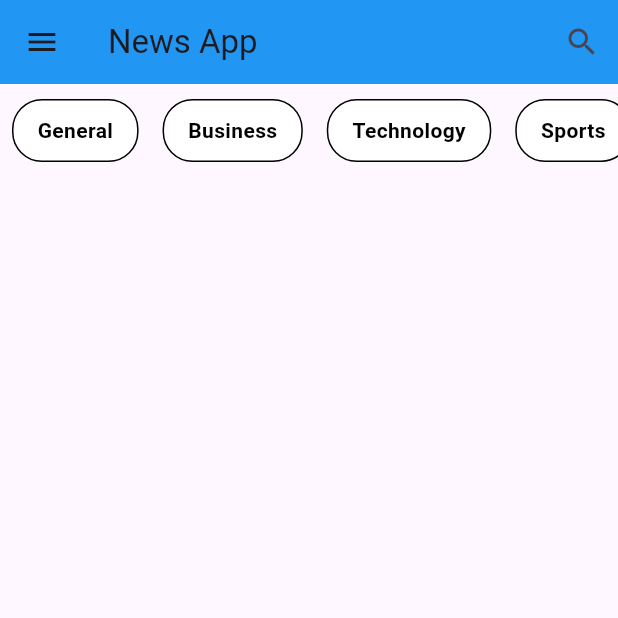
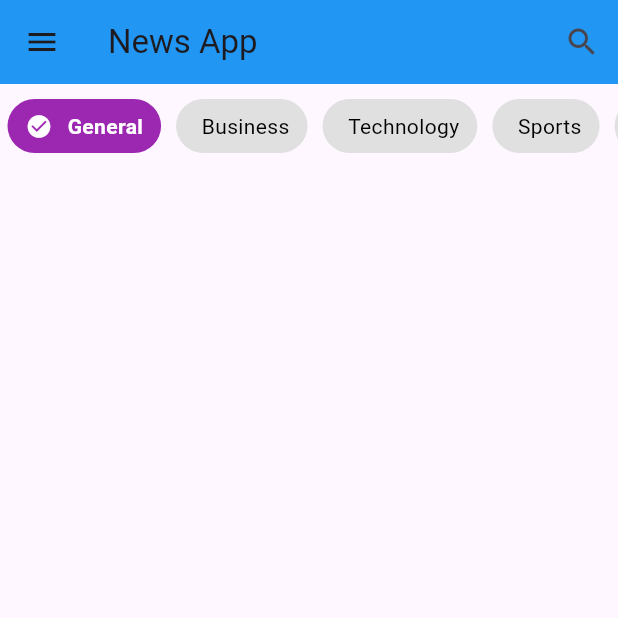
Before and after one commit to Gauri0719/news_application, a Flutter app: the screen it shows after launch, on a phone screen of 412 x 824 dp, the top half of it. Run offline on Flutter 3.47's test engine with Material 3 defaults, Android fonts, the phone set to English and light mode, and no system bars; our stand-ins replace get, share_plus; network calls fail.

Commit message:
Third commit

```diff
--- a/lib/controller/category_controller.dart
+++ b/lib/controller/category_controller.dart
@@ -9,11 +9,11 @@ class NewsController extends GetxController{
 
   @override
   void onInit(){
-    fetchNews(selectedCategory.value);
+    fetchNewsByCategory(selectedCategory.value);
     super.onInit();
   }
 
-  Future<void> fetchNews(String category) async {
+  Future<void> fetchNewsByCategory(String category) async {
     try{
       isLoading(true);
       selectedCategory.value=category;
--- a/lib/home_page.dart
+++ b/lib/home_page.dart
@@ -1,13 +1,25 @@
-
+import 'package:flutter/foundation.dart';
 import 'package:flutter/material.dart';
 import 'package:get/get.dart';
+import 'package:news_application/model/news_model.dart';
+import 'package:news_application/news_detail_page.dart';
 
 import 'controller/category_controller.dart';
 
-class HomePage extends GetView<CategoryController>{
-  final CategoryController categoryController=Get.put(CategoryController());
-   HomePage({super.key});
-final List<String> categories = ['General','Business','Technology','Sports','Entertainment','Health','Science'];
+class HomePage extends StatelessWidget {
+  final NewsController newsController = Get.put(NewsController());
+  final TextEditingController searchController = TextEditingController();
+
+  // HomePage({super.key});
+  final List<String> categories = [
+    'General',
+    'Business',
+    'Technology',
+    'Sports',
+    'Entertainment',
+    'Health',
+    'Science'];
+
   @override
   Widget build(BuildContext context) {
     return Scaffold(
@@ -16,112 +28,207 @@ final List<String> categories = ['General','Business','Technology','Sports','Ent
           backgroundColor: Colors.blue,
           actions: [
             IconButton(
-              onPressed: (){},
+                onPressed: () {
+                  showSearch(context: context,
+                      delegate: NewsSearchDelegate(newsController));
+                },
                 icon: Icon(Icons.search))
           ],
         ),
-      drawer: Drawer(
-        child: ListView(
-          children: [
-           DrawerHeader(
-              decoration: BoxDecoration(
-                color: Colors.deepPurple,
-              ),
-              child: Column(
-                crossAxisAlignment: CrossAxisAlignment.start,
-                children: [
-                  CircleAvatar(
-                    radius: 30,
-                    backgroundColor: Colors.white,
-                    child: Icon(Icons.person, size: 40, color: Colors.grey),
-                  ),
-                  SizedBox(height: 20),
-                  Text(
-                    'News App',
-                    style: TextStyle(color: Colors.white, fontSize: 18),
-                  ),
-                  Text(
-                    'Stay informed',
-                    style: TextStyle(color: Colors.white70),
-                  ),
-                ],
-              ),
-            ),
-            ListTile(
-              leading: Icon(Icons.home),
-              title: Text('Home'),
-              onTap: () {
-                Navigator.pop(context); // Close the drawer
-              },
-            ),
-            ListTile(
-              leading: Icon(Icons.more_time),
-              title: Text('Reading History'),
-              onTap: () {
-                Navigator.pop(context);
-              },
-            ),
-            Divider(),
-            ListTile(
-              leading: Icon(Icons.sunny),
-              title: Text('Dark Mode'),
-              onTap: () {
-                Navigator.pop(context);
-              },
-            ),
-            ListTile(
-              leading: Icon(Icons.logout),
-              title: Text('Logout'),
-              onTap: () {
-                Navigator.pop(context);
-              },
-            ),
-          ],
-        ),
-      ),
+        drawer: _buildDrawer(context),
         body: Column(
             children: [
-          SizedBox(height: 10),
-      Obx(() => SingleChildScrollView(
+              SingleChildScrollView(
                 scrollDirection: Axis.horizontal,
-        child: Row(
+                child: Obx(() =>Row(
                       children: categories.map((category) {
-            bool isSelected = categoryController.selectedCategory.value == category;
+                        bool isSelected = newsController.selectedCategory.value ==category.toLowerCase();
+
                         return GestureDetector(
-              onTap: () {
-                categoryController.selectCategory(category);
-                },
+                          onTap: ()=>newsController.fetchNewsByCategory(category.toLowerCase()),
                           child: Container(
-                margin: EdgeInsets.symmetric(horizontal: 8),
-                padding: EdgeInsets.symmetric(horizontal: 16, vertical: 10),
+                            padding: EdgeInsets.symmetric(horizontal: 12, vertical: 8),
+                            margin: EdgeInsets.symmetric(horizontal: 5, vertical: 10),
                             decoration: BoxDecoration(
-                  color: isSelected ? Colors.purple : Colors.white,
+                              color: isSelected ? Colors.purple : Colors.grey[300],
                               borderRadius: BorderRadius.circular(20),
-                  border: Border.all(color: Colors.black),
                             ),
                             child: Row(
                               children: [
-                    if (isSelected)
-                      Icon(Icons.check, color: Colors.white, size: 18),
-                    SizedBox(width: isSelected ? 5 : 0),
-                    Text(
-                      category,
-                      style: TextStyle(
+                                if (isSelected) // ✅ Show icon only if selected
+                                  Icon(Icons.check_circle, color: Colors.white, size: 18),
+                                if (isSelected) SizedBox(width: 5),
+                                SizedBox(width: 5,),
+                                Text(category,style: TextStyle(
                                     color: isSelected ? Colors.white : Colors.black,
-                        fontWeight: FontWeight.bold,
-                      ),
-                    ),
+                                fontWeight: isSelected ? FontWeight.bold : FontWeight.normal,
+                                ),)
                               ],
                             ),
                           ),
                         );
                       }).toList(),
                   ),
-      )),
-
-
-    ]));
-
+                ),
+              ),
+              // NEWS LIST
+              Expanded(child: Obx(() {
+                if (newsController.isLoading.value) {
+                  return Center(child: CircularProgressIndicator());
+                }
+                return ListView.builder(
+                    itemCount: newsController.newsList.length,
+                    itemBuilder: (context, index) {
+                      final news = newsController.newsList[index];
+                      return NewsCard(news: news);
+                    });
+              })
+              )
+            ])
+    );
   }
 
 }
+// DRAWER MENU
+Widget _buildDrawer(BuildContext context) {
+  return Drawer(
+    child: ListView(
+      padding: EdgeInsets.zero,
+      children: [
+        DrawerHeader(
+          decoration: BoxDecoration(color: Colors.deepPurple),
+          child: Column(
+            crossAxisAlignment: CrossAxisAlignment.start,
+            mainAxisAlignment: MainAxisAlignment.center,
+            children: [
+              Text("News App", style: TextStyle(color: Colors.white,
+                  fontSize: 22,
+                  fontWeight: FontWeight.bold),),
+              Text("Stay informed",
+                style: TextStyle(color: Colors.white70, fontSize: 14,),),
+
+            ],
+          ),
+        ),
+        _drawerItem(Icons.home, "Home", () {
+          Get.back();
+        }),
+        _drawerItem(Icons.history, "Reading History", () {
+
+        }),
+        Divider(),
+        ListTile(
+          leading: Icon(Icons.sunny),
+          title: Text("Dark Mode"),
+
+        )
+      ],
+    ),
+  );
+}
+// Drawer Item Widget
+Widget _drawerItem(IconData icon, String title, VoidCallback onTap) {
+  return ListTile(
+    leading: Icon(icon),
+    title: Text(title),
+    onTap: onTap,
+  );
+}
+// SEARCH DELEGATE FOR SEARCHING NEWS
+class NewsSearchDelegate extends SearchDelegate {
+  final NewsController newsController;
+
+  NewsSearchDelegate(this.newsController);
+
+
+  @override
+  List<Widget>? buildActions(BuildContext context) {
+    return [
+      IconButton(icon: Icon(Icons.clear), onPressed: () => query = ""),
+    ];
+  }
+
+  @override
+  Widget? buildLeading(BuildContext context) {
+    return IconButton(
+        icon: Icon(Icons.arrow_back), onPressed: () => close(context, null));
+  }
+
+  @override
+  Widget buildResults(BuildContext context) {
+    final results = newsController.newsList.where((news) =>
+        news.title.toLowerCase().contains(query.toLowerCase())).toList();
+
+    return ListView.builder(itemCount: results.length,
+      itemBuilder: (context, index) => NewsCard(news: results[index]),);
+  }
+
+  @override
+  Widget buildSuggestions(BuildContext context) {
+    return Container();
+  }
+
+}
+// CATEGORY BUTTON WIDGET
+class CategoryButton extends StatelessWidget {
+  final String category;
+  final NewsController controller;
+
+  CategoryButton({required this.category, required this.controller});
+
+  @override
+  Widget build(BuildContext context) {
+    return TextButton(onPressed: () => controller.fetchNewsByCategory(category),
+        child: Text(category.toUpperCase())
+    );
+  }
+}
+// NEWS CARD WIDGET
+class NewsCard extends StatelessWidget {
+  final NewsModel news;
+
+  NewsCard({required this.news});
+
+  @override
+  Widget build(BuildContext context) {
+    return GestureDetector(
+      onTap: (){
+        Get.to(()=> NewsDetailPage(news : news));
+      },
+      child: Card(
+        margin: EdgeInsets.all(10),
+        child: Column(
+            children: [
+              news.image != null
+                  ? Image.network(news.image!, fit: BoxFit.cover,
+                width: double.infinity,
+                height: 200,)
+                  : Container(height: 200, color: Colors.grey,),
+              Padding(padding: EdgeInsets.all(10),
+                child: Column(
+                  crossAxisAlignment: CrossAxisAlignment.start,
+                  children: [
+                    Text(news.title, style: TextStyle(
+                        fontSize: 18, fontWeight: FontWeight.bold),),
+                    SizedBox(height: 5,),
+                    Text(news.description, maxLines: 2,
+                        overflow: TextOverflow.ellipsis),
+                    SizedBox(height: 5,),
+                    Row(
+                      mainAxisAlignment: MainAxisAlignment.spaceBetween,
+                      children: [
+                        Text(news.source, style: TextStyle(color: Colors.blue),),
+                        Text(
+                          news.publishedAt, style: TextStyle(color: Colors.grey),)
+                      ],
+                    )
+                  ],
+                ),
+              )
+            ]
+
+        ),
+      ),
+    );
+  }
+}
--- a/lib/model/news_model.dart
+++ b/lib/model/news_model.dart
@@ -17,7 +17,7 @@ class NewsModel {
   ///THIS CONVERT JSON INTO DART
   factory NewsModel.fromJson(Map<String, dynamic> json) {
     return NewsModel(
-      title: json['title'] ?? '',
+      title: json['title'] ?? 'No title',
       description: json['description'] ?? '',
       url: json['url'] ?? '',
       image: json['image'] ?? '',
--- a/lib/services/news_services.dart
+++ b/lib/services/news_services.dart
@@ -5,7 +5,7 @@ import 'package:news_application/model/news_model.dart';
 
 class NewsService {
   static const String _baseUrl = "https://gnews.io/api/v4";
-  static const String _apiKey = "YOUR_API_KEY"; // Replace with your key
+  static const String _apiKey = "f8b8f3716b1dc9e9638f4f7f1bca765b"; // Replace with your key
 
   static Future<List<NewsModel>> fetchNews(String category) async {
     final String url = '$_baseUrl/top-headlines?category=$category&lang=en&apikey=$_apiKey';
--- a/pubspec.yaml
+++ b/pubspec.yaml
@@ -36,7 +36,10 @@ dependencies:
   cupertino_icons: ^1.0.8
   get: ^4.7.2
   http: ^1.3.0
-  connectivity_plus: ^6.1.3
+  url_launcher: ^6.1.11
+  share_plus: ^7.2.1
+  sqflite: ^2.3.0
+  path_provider: ^2.1.2
 
 dev_dependencies:
   flutter_test:
```
Also changed, not shown: lib/news_detail_page.dart (added, +63 -0 lines), lib/reading_history_page.dart (added), pubspec.lock, 1 other file. Lines whose indentation alone changed are shown as unchanged.
